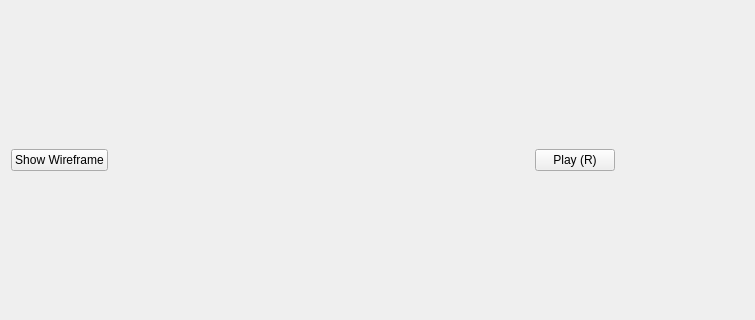
First picture: the form in mainwindow.ui, repository FredrikEik/Game_Engine_Architecture, before the edit; both pictures show x 0 to 755 and y 118 to 438 of the 1047 by 788 pixel window.
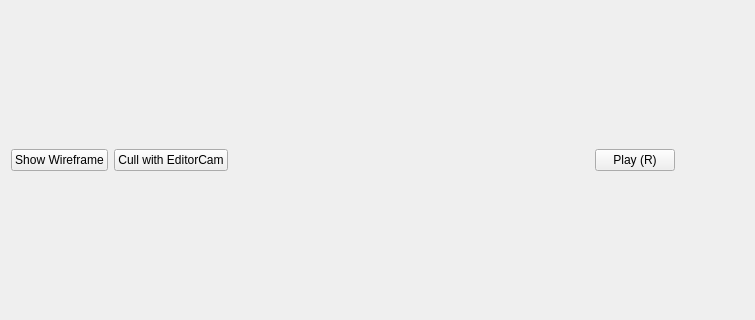
Second picture: the form after the edit.

```diff
--- a/mainwindow.ui
+++ b/mainwindow.ui
@@ -27,6 +27,19 @@
         </property>
        </widget>
       </item>
+      <item>
+       <widget class="QPushButton" name="pb_togglefrustumcam">
+        <property name="text">
+         <string>Cull with EditorCam</string>
+        </property>
+        <property name="checkable">
+         <bool>true</bool>
+        </property>
+        <property name="checked">
+         <bool>false</bool>
+        </property>
+       </widget>
+      </item>
       <item>
        <spacer name="horizontalSpacer">
         <property name="orientation">
```
